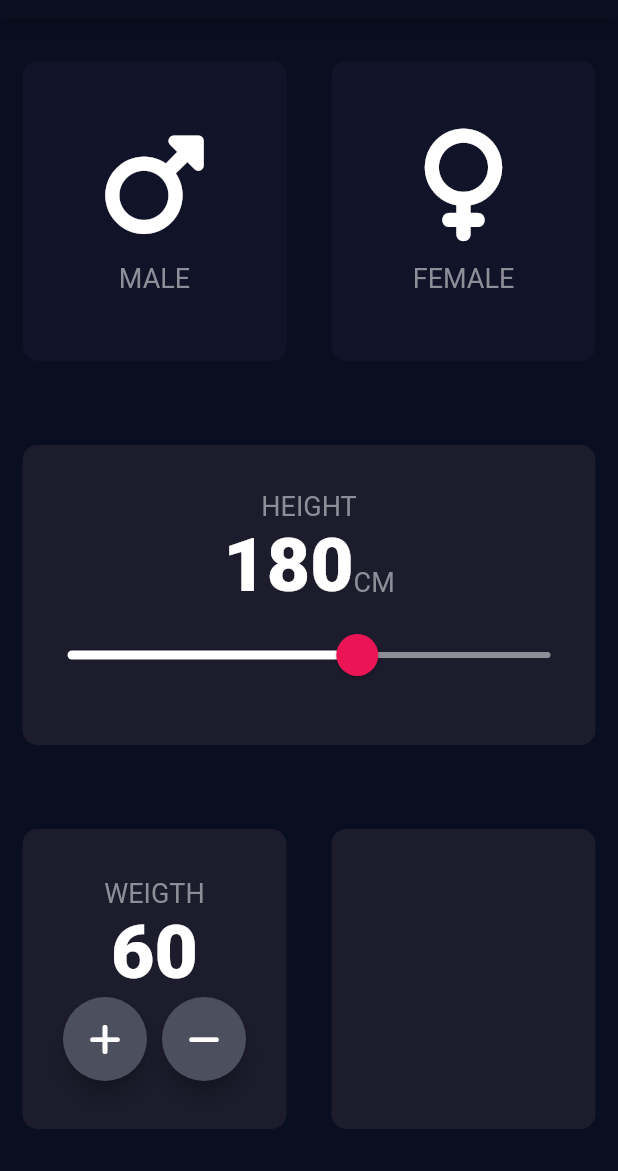
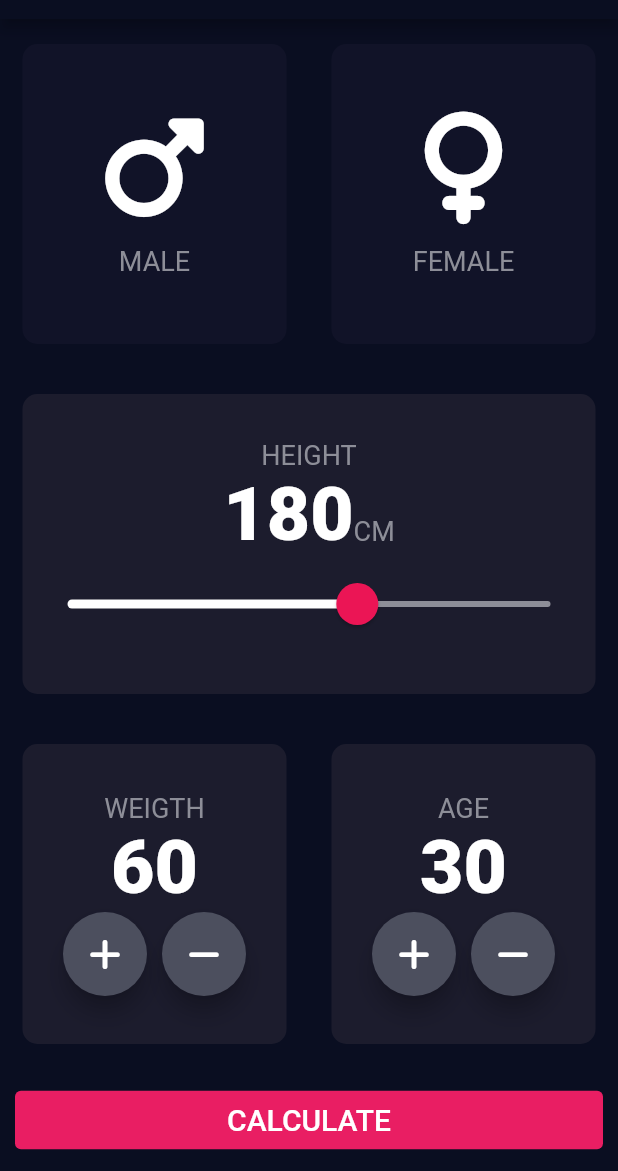
Before and after one commit to gustavozreis/Flutter-BMICalculator, a Flutter app: the screen it shows after launch, on a phone screen of 412 x 824 dp, the part 65-1236 px from its top. Run offline on Flutter 3.47's test engine with Material 2 defaults, Android fonts, the phone set to English and light mode, and no system bars; our stand-ins replace font_awesome_flutter; missing offline and left inert: dart:ffi.

Commit message:
Adiciona navegação entre páginas.

```diff
--- a/lib/main.dart
+++ b/lib/main.dart
@@ -1,5 +1,5 @@
 import 'package:flutter/material.dart';
-import 'input_page.dart';
+import 'view/input_page.dart';
 
 void main() {
   runApp(const BMICalculator());
--- a/lib/input_page.dart
+++ b/lib/view/input_page.dart
@@ -2,8 +2,9 @@ import 'package:bmi_calculator/view/widgets/divided_box.dart';
 import 'package:bmi_calculator/view/widgets/icon_content.dart';
 import 'package:flutter/material.dart';
 import 'package:font_awesome_flutter/font_awesome_flutter.dart';
-import 'constants.dart';
+import '../constants.dart';
 import 'package:bmi_calculator/view/widgets/round_icon_button.dart';
+import 'package:bmi_calculator/view/results_page.dart';
 
 enum Gender { MALE, FEMALE }
 
@@ -19,6 +20,7 @@ class _InputPageState extends State<InputPage> {
   Color femaleCardColor = kInactiveCardColor;
   int height = 180;
   int weigth = 60;
+  int age = 30;
 
   void updateCardColor(Gender gender) {
     if (gender == Gender.MALE) {
@@ -39,6 +41,18 @@ class _InputPageState extends State<InputPage> {
   void decreaseWeigth() {
     setState(() {
       weigth--;
+    });
+  }
+
+  void increaseAge() {
+    setState(() {
+      age++;
+    });
+  }
+
+  void decreaseAge() {
+    setState(() {
+      age--;
     });
   }
 
@@ -87,11 +101,11 @@ class _InputPageState extends State<InputPage> {
               children: [
                 Expanded(
                   child: DividedBox(
-                    color: Color(0xFF1C1C2D),
+                    color: const Color(0xFF1C1C2D),
                     cardChild: Column(
                       mainAxisAlignment: MainAxisAlignment.center,
                       children: [
-                        Text(
+                        const Text(
                           'HEIGHT',
                           style: kTextStyle,
                         ),
@@ -104,7 +118,7 @@ class _InputPageState extends State<InputPage> {
                               height.toString(),
                               style: kHeightTextStyle,
                             ),
-                            Text(
+                            const Text(
                               'CM',
                               style: kTextStyle,
                             )
@@ -113,13 +127,13 @@ class _InputPageState extends State<InputPage> {
                         SliderTheme(
                           data: SliderTheme.of(context).copyWith(
                             activeTrackColor: Colors.white,
-                            inactiveTrackColor: Color(0xFF8D8E98),
-                            thumbColor: Color(0xFFEB1555),
-                            overlayColor: Color(0x29EB1555),
-                            thumbShape:
-                                RoundSliderThumbShape(enabledThumbRadius: 14.0),
-                            overlayShape:
-                                RoundSliderOverlayShape(overlayRadius: 30.0),
+                            inactiveTrackColor: const Color(0xFF8D8E98),
+                            thumbColor: const Color(0xFFEB1555),
+                            overlayColor: const Color(0x29EB1555),
+                            thumbShape: const RoundSliderThumbShape(
+                                enabledThumbRadius: 14.0),
+                            overlayShape: const RoundSliderOverlayShape(
+                                overlayRadius: 30.0),
                           ),
                           child: Slider(
                             value: height.toDouble(),
@@ -181,9 +195,67 @@ class _InputPageState extends State<InputPage> {
                 Expanded(
                   child: DividedBox(
                     color: Color(0xFF1C1C2D),
+                    cardChild: Column(
+                      mainAxisAlignment: MainAxisAlignment.center,
+                      crossAxisAlignment: CrossAxisAlignment.center,
+                      children: [
+                        const Text(
+                          'AGE',
+                          style: kTextStyle,
+                        ),
+                        Text(
+                          age.toString(),
+                          style: kHeightTextStyle,
+                        ),
+                        Row(
+                          mainAxisAlignment: MainAxisAlignment.center,
+                          crossAxisAlignment: CrossAxisAlignment.center,
+                          children: [
+                            RoundIconButton(
+                                onPress: increaseAge,
+                                icon: FontAwesomeIcons.plus),
+                            const SizedBox(
+                              width: 10.0,
+                            ),
+                            RoundIconButton(
+                                onPress: decreaseAge,
+                                icon: FontAwesomeIcons.minus),
+                          ],
+                        )
+                      ],
+                    ),
                   ),
                 ),
               ],
+            ),
+          ),
+          Padding(
+            padding: const EdgeInsets.all(10.0),
+            child: TextButton(
+              onPressed: () => {
+                Navigator.push(
+                  context,
+                  MaterialPageRoute(
+                    builder: (context) => ResultsPage(),
+                  ),
+                ),
+              },
+              style: TextButton.styleFrom(
+                primary: Colors.white,
+                backgroundColor: Colors.pink,
+              ),
+              child: Row(
+                mainAxisAlignment: MainAxisAlignment.center,
+                children: const [
+                  Text(
+                    'CALCULATE',
+                    style: TextStyle(
+                      fontSize: 20.0,
+                      color: Colors.white,
+                    ),
+                  ),
+                ],
+              ),
             ),
           ),
         ],
--- /dev/null
+++ b/lib/view/results_page.dart
@@ -0,0 +1,15 @@
+import 'package:flutter/material.dart';
+
+class ResultsPage extends StatelessWidget {
+  const ResultsPage({Key? key}) : super(key: key);
+
+  @override
+  Widget build(BuildContext context) {
+    return Scaffold(
+      appBar: AppBar(
+        title: Text('BMI CALCULATOR'),
+      ),
+      body: Text('Hello'),
+    );
+  }
+}
```
